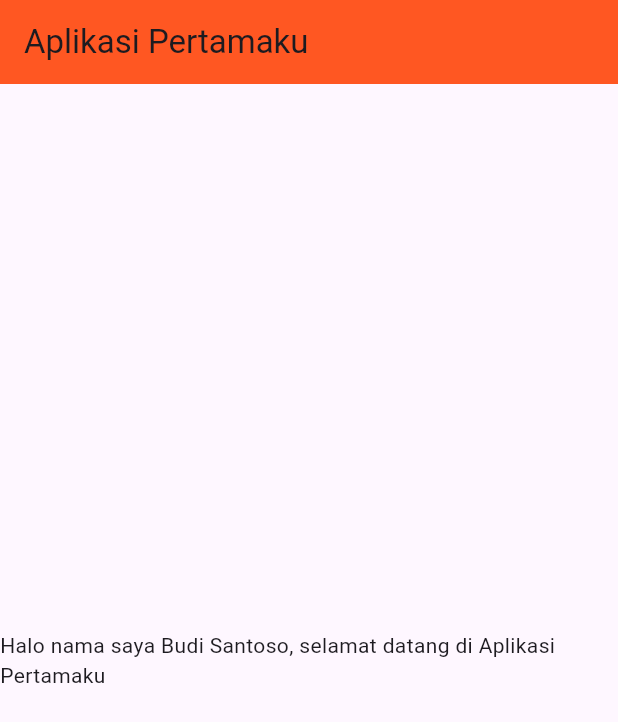
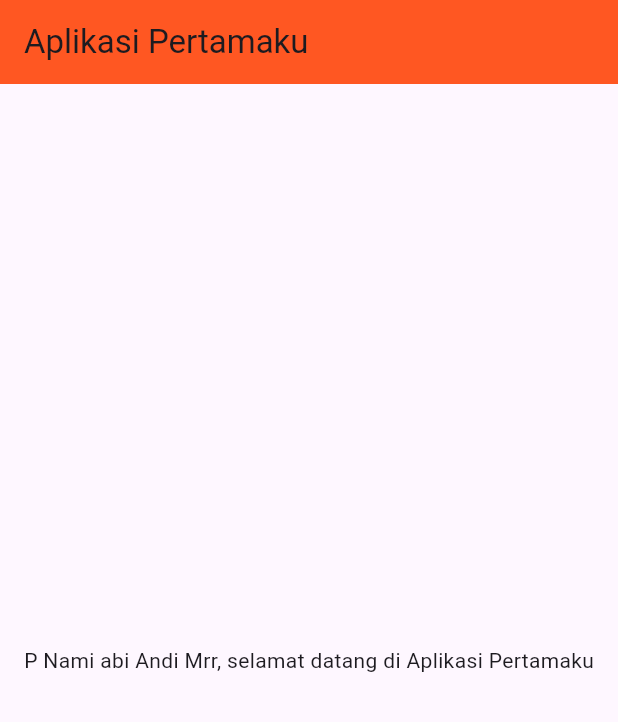
Before and after one commit to AndiMrrr/Praktikum-Pemograman-Mobile, a Flutter app: the screen it shows after launch, on a phone screen of 412 x 824 dp. Shown: the top 722 px of the screen. Run offline on Flutter 3.47's test engine with Material 3 defaults, Android fonts, the phone set to English and light mode, and no system bars.

Commit message:
Deskripsi perubahan

```diff
--- a/lib/main.dart
+++ b/lib/main.dart
@@ -10,8 +10,8 @@ class MyApp extends StatelessWidget {
   @override
   Widget build(BuildContext context) {
     String title = 'Aplikasi Pertamaku';
-    String name = 'Budi Santoso';
-    String message = 'Halo nama saya $name, selamat datang di $title';
+    String name = 'Andi Mrr';
+    String message = 'P Nami abi $name, selamat datang di $title';
 
     return MaterialApp(
       title: title,
```
